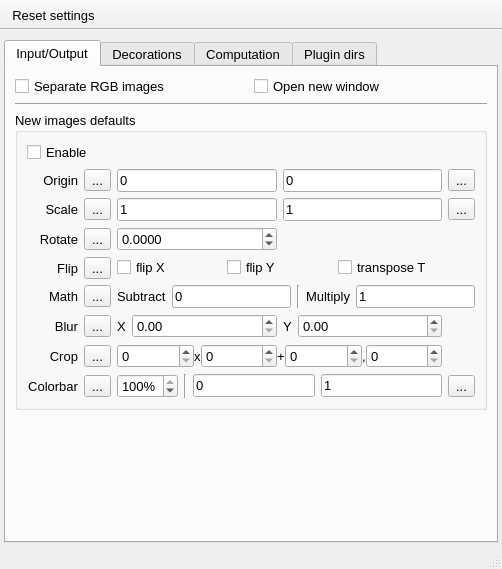
Above: UIs/nPreferences.ui from NeutrinoToolkit/Neutrino before the change. Below: the same form after it.
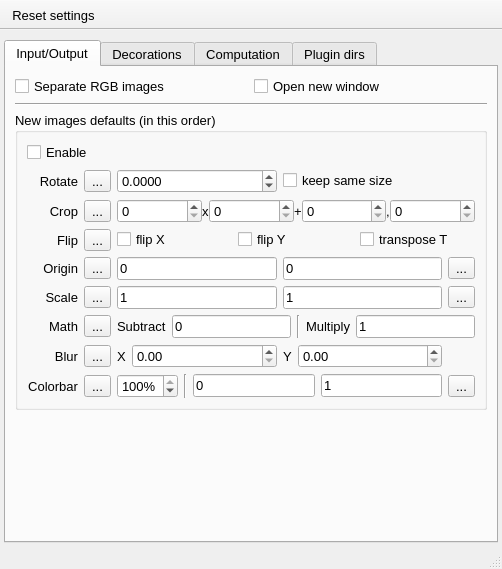
That is the form after the change. The open tabs and pages were chosen to show the change. Icons and pictures are not drawn.

Commit message: [Preferences] reorder operations for new files

Patch:
```diff
--- a/UIs/nPreferences.ui
+++ b/UIs/nPreferences.ui
@@ -38,7 +38,7 @@
     <item row="1" column="1">
      <widget class="QTabWidget" name="tabWidget">
       <property name="currentIndex">
-       <number>0</number>
+       <number>3</number>
       </property>
       <property name="neutrinoSave" stdset="0">
        <bool>true</bool>
@@ -101,339 +101,10 @@
         <item>
          <widget class="QGroupBox" name="groupBox">
           <property name="title">
-           <string>New images defaults</string>
+           <string>New images defaults (in this order)</string>
           </property>
           <layout class="QGridLayout" name="gridLayout" columnstretch="0,0,1,1,0">
-           <item row="0" column="0" colspan="2">
-            <widget class="QCheckBox" name="enableNewImageSettings">
-             <property name="text">
-              <string>Enable</string>
-             </property>
-             <property name="neutrinoSave" stdset="0">
-              <bool>true</bool>
-             </property>
-            </widget>
-           </item>
-           <item row="1" column="0">
-            <widget class="QLabel" name="label_8">
-             <property name="font">
-              <font>
-               <pointsize>10</pointsize>
-              </font>
-             </property>
-             <property name="text">
-              <string>Origin</string>
-             </property>
-             <property name="alignment">
-              <set>Qt::AlignRight|Qt::AlignTrailing|Qt::AlignVCenter</set>
-             </property>
-            </widget>
-           </item>
-           <item row="1" column="1">
-            <widget class="QToolButton" name="lockOrigin">
-             <property name="toolTip">
-              <string>lock origin for newly opened images</string>
-             </property>
-             <property name="text">
-              <string>...</string>
-             </property>
-             <property name="icon">
-              <iconset resource="../../build-neutrinoMaster-Brew-Debug/src/qrc/icons.qrc">
-               <normaloff>:/icons/lockOpen.png</normaloff>
-               <normalon>:/icons/lockClose.png</normalon>:/icons/lockOpen.png</iconset>
-             </property>
-             <property name="checkable">
-              <bool>true</bool>
-             </property>
-             <property name="neutrinoSave" stdset="0">
-              <bool>true</bool>
-             </property>
-            </widget>
-           </item>
-           <item row="1" column="2">
-            <widget class="QLineEdit" name="originX">
-             <property name="toolTip">
-              <string>origin x</string>
-             </property>
-             <property name="text">
-              <string>0</string>
-             </property>
-             <property name="neutrinoSave" stdset="0">
-              <bool>true</bool>
-             </property>
-            </widget>
-           </item>
-           <item row="1" column="3">
-            <widget class="QLineEdit" name="originY">
-             <property name="toolTip">
-              <string>origin y</string>
-             </property>
-             <property name="text">
-              <string>0</string>
-             </property>
-             <property name="neutrinoSave" stdset="0">
-              <bool>true</bool>
-             </property>
-            </widget>
-           </item>
-           <item row="1" column="4">
-            <widget class="QToolButton" name="getOrigin">
-             <property name="toolTip">
-              <string>get origin from current image</string>
-             </property>
-             <property name="text">
-              <string>...</string>
-             </property>
-             <property name="icon">
-              <iconset resource="../../build-neutrinoMaster-Brew-Debug/src/qrc/icons.qrc">
-               <normaloff>:/icons/autoRefresh.png</normaloff>:/icons/autoRefresh.png</iconset>
-             </property>
-            </widget>
-           </item>
-           <item row="2" column="0">
-            <widget class="QLabel" name="label_9">
-             <property name="font">
-              <font>
-               <pointsize>10</pointsize>
-              </font>
-             </property>
-             <property name="text">
-              <string>Scale</string>
-             </property>
-             <property name="alignment">
-              <set>Qt::AlignRight|Qt::AlignTrailing|Qt::AlignVCenter</set>
-             </property>
-            </widget>
-           </item>
-           <item row="2" column="1">
-            <widget class="QToolButton" name="lockScale">
-             <property name="toolTip">
-              <string>lock scale for newly opened images</string>
-             </property>
-             <property name="text">
-              <string>...</string>
-             </property>
-             <property name="icon">
-              <iconset resource="../../build-neutrinoMaster-Brew-Debug/src/qrc/icons.qrc">
-               <normaloff>:/icons/lockOpen.png</normaloff>
-               <normalon>:/icons/lockClose.png</normalon>:/icons/lockOpen.png</iconset>
-             </property>
-             <property name="checkable">
-              <bool>true</bool>
-             </property>
-             <property name="neutrinoSave" stdset="0">
-              <bool>true</bool>
-             </property>
-            </widget>
-           </item>
-           <item row="2" column="2">
-            <widget class="QLineEdit" name="scaleX">
-             <property name="toolTip">
-              <string>scale x</string>
-             </property>
-             <property name="text">
-              <string>1</string>
-             </property>
-             <property name="neutrinoSave" stdset="0">
-              <bool>true</bool>
-             </property>
-            </widget>
-           </item>
-           <item row="2" column="3">
-            <widget class="QLineEdit" name="scaleY">
-             <property name="toolTip">
-              <string>scale y</string>
-             </property>
-             <property name="text">
-              <string>1</string>
-             </property>
-             <property name="neutrinoSave" stdset="0">
-              <bool>true</bool>
-             </property>
-            </widget>
-           </item>
-           <item row="2" column="4">
-            <widget class="QToolButton" name="getScale">
-             <property name="toolTip">
-              <string>get scale from current image</string>
-             </property>
-             <property name="text">
-              <string>...</string>
-             </property>
-             <property name="icon">
-              <iconset resource="../../build-neutrinoMaster-Brew-Debug/src/qrc/icons.qrc">
-               <normaloff>:/icons/autoRefresh.png</normaloff>:/icons/autoRefresh.png</iconset>
-             </property>
-            </widget>
-           </item>
-           <item row="3" column="0">
-            <widget class="QLabel" name="label_rotate">
-             <property name="font">
-              <font>
-               <pointsize>10</pointsize>
-              </font>
-             </property>
-             <property name="text">
-              <string>Rotate</string>
-             </property>
-             <property name="alignment">
-              <set>Qt::AlignRight|Qt::AlignTrailing|Qt::AlignVCenter</set>
-             </property>
-            </widget>
-           </item>
-           <item row="3" column="1">
-            <widget class="QToolButton" name="lockRotate">
-             <property name="toolTip">
-              <string>lock rotate for newly opened images</string>
-             </property>
-             <property name="text">
-              <string>...</string>
-             </property>
-             <property name="icon">
-              <iconset resource="../../build-neutrinoMaster-Brew-Debug/src/qrc/icons.qrc">
-               <normaloff>:/icons/lockOpen.png</normaloff>
-               <normalon>:/icons/lockClose.png</normalon>:/icons/lockOpen.png</iconset>
-             </property>
-             <property name="checkable">
-              <bool>true</bool>
-             </property>
-             <property name="neutrinoSave" stdset="0">
-              <bool>true</bool>
-             </property>
-            </widget>
-           </item>
-           <item row="3" column="2">
-            <widget class="QDoubleSpinBox" name="rotate">
-             <property name="decimals">
-              <number>4</number>
-             </property>
-             <property name="minimum">
-              <double>-360.000000000000000</double>
-             </property>
-             <property name="maximum">
-              <double>360.000000000000000</double>
-             </property>
-             <property name="neutrinoSave" stdset="0">
-              <bool>true</bool>
-             </property>
-            </widget>
-           </item>
-           <item row="4" column="0">
-            <widget class="QLabel" name="label_flip">
-             <property name="font">
-              <font>
-               <pointsize>10</pointsize>
-              </font>
-             </property>
-             <property name="text">
-              <string>Flip</string>
-             </property>
-             <property name="alignment">
-              <set>Qt::AlignRight|Qt::AlignTrailing|Qt::AlignVCenter</set>
-             </property>
-            </widget>
-           </item>
-           <item row="4" column="1">
-            <widget class="QToolButton" name="lockFlip">
-             <property name="toolTip">
-              <string>lock filp/transpose forn newly opened images</string>
-             </property>
-             <property name="text">
-              <string>...</string>
-             </property>
-             <property name="icon">
-              <iconset resource="../../build-neutrinoMaster-Brew-Debug/src/qrc/icons.qrc">
-               <normaloff>:/icons/lockOpen.png</normaloff>
-               <normalon>:/icons/lockClose.png</normalon>:/icons/lockOpen.png</iconset>
-             </property>
-             <property name="checkable">
-              <bool>true</bool>
-             </property>
-             <property name="neutrinoSave" stdset="0">
-              <bool>true</bool>
-             </property>
-            </widget>
-           </item>
-           <item row="4" column="2" colspan="2">
-            <widget class="QWidget" name="widget_1" native="true">
-             <layout class="QHBoxLayout" name="horizontalLayout">
-              <property name="leftMargin">
-               <number>0</number>
-              </property>
-              <property name="topMargin">
-               <number>0</number>
-              </property>
-              <property name="rightMargin">
-               <number>0</number>
-              </property>
-              <property name="bottomMargin">
-               <number>0</number>
-              </property>
-              <item>
-               <widget class="QCheckBox" name="flipX">
-                <property name="text">
-                 <string>flip X</string>
-                </property>
-                <property name="neutrinoSave" stdset="0">
-                 <bool>true</bool>
-                </property>
-               </widget>
-              </item>
-              <item>
-               <widget class="QCheckBox" name="flipY">
-                <property name="text">
-                 <string>flip Y</string>
-                </property>
-                <property name="neutrinoSave" stdset="0">
-                 <bool>true</bool>
-                </property>
-               </widget>
-              </item>
-              <item>
-               <widget class="QCheckBox" name="transpose">
-                <property name="text">
-                 <string>transpose T</string>
-                </property>
-                <property name="neutrinoSave" stdset="0">
-                 <bool>true</bool>
-                </property>
-               </widget>
-              </item>
-             </layout>
-            </widget>
-           </item>
-           <item row="5" column="0">
-            <widget class="QLabel" name="label_7">
-             <property name="text">
-              <string>Math</string>
-             </property>
-             <property name="alignment">
-              <set>Qt::AlignRight|Qt::AlignTrailing|Qt::AlignVCenter</set>
-             </property>
-            </widget>
-           </item>
-           <item row="5" column="1">
-            <widget class="QToolButton" name="lockMath">
-             <property name="toolTip">
-              <string>lock scale forn newly opened images</string>
-             </property>
-             <property name="text">
-              <string>...</string>
-             </property>
-             <property name="icon">
-              <iconset resource="../../build-neutrinoMaster-Brew-Debug/src/qrc/icons.qrc">
-               <normaloff>:/icons/lockOpen.png</normaloff>
-               <normalon>:/icons/lockClose.png</normalon>:/icons/lockOpen.png</iconset>
-             </property>
-             <property name="checkable">
-              <bool>true</bool>
-             </property>
-             <property name="neutrinoSave" stdset="0">
-              <bool>true</bool>
-             </property>
-            </widget>
-           </item>
-           <item row="5" column="2" colspan="3">
+           <item row="8" column="2" colspan="3">
             <widget class="QWidget" name="widget_2" native="true">
              <layout class="QHBoxLayout" name="horizontalLayout_3">
               <property name="leftMargin">
@@ -492,26 +163,40 @@
              </layout>
             </widget>
            </item>
-           <item row="6" column="0">
-            <widget class="QLabel" name="label_14">
+           <item row="8" column="0">
+            <widget class="QLabel" name="label_7">
              <property name="text">
-              <string>Blur</string>
+              <string>Math</string>
              </property>
              <property name="alignment">
               <set>Qt::AlignRight|Qt::AlignTrailing|Qt::AlignVCenter</set>
              </property>
             </widget>
            </item>
-           <item row="6" column="1">
-            <widget class="QToolButton" name="lockBlur">
+           <item row="5" column="4">
+            <widget class="QToolButton" name="getScale">
              <property name="toolTip">
-              <string>lock blur for newly opened images</string>
+              <string>get scale from current image</string>
              </property>
              <property name="text">
               <string>...</string>
              </property>
              <property name="icon">
               <iconset resource="../../build-neutrinoMaster-Brew-Debug/src/qrc/icons.qrc">
+               <normaloff>:/icons/autoRefresh.png</normaloff>:/icons/autoRefresh.png</iconset>
+             </property>
+            </widget>
+           </item>
+           <item row="11" column="1">
+            <widget class="QToolButton" name="lockColors">
+             <property name="toolTip">
+              <string>lock colors for newly opened images</string>
+             </property>
+             <property name="text">
+              <string>...</string>
+             </property>
+             <property name="icon">
+              <iconset resource="../../build-neutrinoMaster-Brew-Debug/src/qrc/icons.qrc">
                <normaloff>:/icons/lockOpen.png</normaloff>
                <normalon>:/icons/lockClose.png</normalon>:/icons/lockOpen.png</iconset>
              </property>
@@ -523,69 +208,92 @@
              </property>
             </widget>
            </item>
-           <item row="6" column="2" colspan="2">
-            <widget class="QWidget" name="widget_7" native="true">
-             <layout class="QHBoxLayout" name="horizontalLayout_5" stretch="0,1,0,1">
-              <property name="leftMargin">
-               <number>0</number>
-              </property>
-              <property name="topMargin">
-               <number>0</number>
-              </property>
-              <property name="rightMargin">
-               <number>0</number>
-              </property>
-              <property name="bottomMargin">
-               <number>0</number>
-              </property>
-              <item>
-               <widget class="QLabel" name="label_16">
-                <property name="text">
-                 <string>X</string>
-                </property>
-               </widget>
-              </item>
-              <item>
-               <widget class="QDoubleSpinBox" name="blurX">
-                <property name="maximum">
-                 <double>999.990000000000009</double>
-                </property>
-                <property name="neutrinoSave" stdset="0">
-                 <bool>true</bool>
-                </property>
-               </widget>
-              </item>
-              <item>
-               <widget class="QLabel" name="label_17">
-                <property name="text">
-                 <string>Y</string>
-                </property>
-               </widget>
-              </item>
-              <item>
-               <widget class="QDoubleSpinBox" name="blurY">
-                <property name="maximum">
-                 <double>999.000000000000000</double>
-                </property>
-                <property name="neutrinoSave" stdset="0">
-                 <bool>true</bool>
-                </property>
-               </widget>
-              </item>
-             </layout>
-            </widget>
-           </item>
-           <item row="7" column="0">
-            <widget class="QLabel" name="label_15">
+           <item row="5" column="0">
+            <widget class="QLabel" name="label_9">
+             <property name="font">
+              <font>
+               <pointsize>10</pointsize>
+              </font>
+             </property>
              <property name="text">
-              <string>Crop</string>
+              <string>Scale</string>
              </property>
              <property name="alignment">
               <set>Qt::AlignRight|Qt::AlignTrailing|Qt::AlignVCenter</set>
              </property>
             </widget>
            </item>
-           <item row="7" column="1">
+           <item row="4" column="2">
+            <widget class="QLineEdit" name="originX">
+             <property name="toolTip">
+              <string>origin x</string>
+             </property>
+             <property name="text">
+              <string>0</string>
+             </property>
+             <property name="neutrinoSave" stdset="0">
+              <bool>true</bool>
+             </property>
+            </widget>
+           </item>
+           <item row="0" column="0" colspan="2">
+            <widget class="QCheckBox" name="enableNewImageSettings">
+             <property name="text">
+              <string>Enable</string>
+             </property>
+             <property name="neutrinoSave" stdset="0">
+              <bool>true</bool>
+             </property>
+            </widget>
+           </item>
+           <item row="5" column="3">
+            <widget class="QLineEdit" name="scaleY">
+             <property name="toolTip">
+              <string>scale y</string>
+             </property>
+             <property name="text">
+              <string>1</string>
+             </property>
+             <property name="neutrinoSave" stdset="0">
+              <bool>true</bool>
+             </property>
+            </widget>
+           </item>
+           <item row="1" column="1">
+            <widget class="QToolButton" name="lockRotate">
+             <property name="toolTip">
+              <string>lock rotate for newly opened images</string>
+             </property>
+             <property name="text">
+              <string>...</string>
+             </property>
+             <property name="icon">
+              <iconset resource="../../build-neutrinoMaster-Brew-Debug/src/qrc/icons.qrc">
+               <normaloff>:/icons/lockOpen.png</normaloff>
+               <normalon>:/icons/lockClose.png</normalon>:/icons/lockOpen.png</iconset>
+             </property>
+             <property name="checkable">
+              <bool>true</bool>
+             </property>
+             <property name="neutrinoSave" stdset="0">
+              <bool>true</bool>
+             </property>
+            </widget>
+           </item>
+           <item row="5" column="2">
+            <widget class="QLineEdit" name="scaleX">
+             <property name="toolTip">
+              <string>scale x</string>
+             </property>
+             <property name="text">
+              <string>1</string>
+             </property>
+             <property name="neutrinoSave" stdset="0">
+              <bool>true</bool>
+             </property>
+            </widget>
+           </item>
+           <item row="2" column="1">
             <widget class="QToolButton" name="lockCrop">
              <property name="toolTip">
               <string>lock crop for newly opened images</string>
@@ -606,7 +314,38 @@
              </property>
             </widget>
            </item>
-           <item row="7" column="2" colspan="2">
+           <item row="8" column="1">
+            <widget class="QToolButton" name="lockMath">
+             <property name="toolTip">
+              <string>lock scale forn newly opened images</string>
+             </property>
+             <property name="text">
+              <string>...</string>
+             </property>
+             <property name="icon">
+              <iconset resource="../../build-neutrinoMaster-Brew-Debug/src/qrc/icons.qrc">
+               <normaloff>:/icons/lockOpen.png</normaloff>
+               <normalon>:/icons/lockClose.png</normalon>:/icons/lockOpen.png</iconset>
+             </property>
+             <property name="checkable">
+              <bool>true</bool>
+             </property>
+             <property name="neutrinoSave" stdset="0">
+              <bool>true</bool>
+             </property>
+            </widget>
+           </item>
+           <item row="9" column="0">
+            <widget class="QLabel" name="label_14">
+             <property name="text">
+              <string>Blur</string>
+             </property>
+             <property name="alignment">
+              <set>Qt::AlignRight|Qt::AlignTrailing|Qt::AlignVCenter</set>
+             </property>
+            </widget>
+           </item>
+           <item row="2" column="2" colspan="3">
             <widget class="QWidget" name="widget_8" native="true">
              <layout class="QHBoxLayout" name="horizontalLayout_6" stretch="1,0,1,0,1,0,1">
               <property name="spacing">
@@ -688,7 +427,164 @@
              </layout>
             </widget>
            </item>
-           <item row="8" column="0">
+           <item row="1" column="0">
+            <widget class="QLabel" name="label_rotate">
+             <property name="font">
+              <font>
+               <pointsize>10</pointsize>
+              </font>
+             </property>
+             <property name="text">
+              <string>Rotate</string>
+             </property>
+             <property name="alignment">
+              <set>Qt::AlignRight|Qt::AlignTrailing|Qt::AlignVCenter</set>
+             </property>
+            </widget>
+           </item>
+           <item row="2" column="0">
+            <widget class="QLabel" name="label_15">
+             <property name="text">
+              <string>Crop</string>
+             </property>
+             <property name="alignment">
+              <set>Qt::AlignRight|Qt::AlignTrailing|Qt::AlignVCenter</set>
+             </property>
+            </widget>
+           </item>
+           <item row="1" column="3">
+            <widget class="QCheckBox" name="rotateSameSize">
+             <property name="text">
+              <string>keep same size</string>
+             </property>
+             <property name="neutrinoSave" stdset="0">
+              <bool>true</bool>
+             </property>
+            </widget>
+           </item>
+           <item row="9" column="2" colspan="2">
+            <widget class="QWidget" name="widget_7" native="true">
+             <layout class="QHBoxLayout" name="horizontalLayout_5" stretch="0,1,0,1">
+              <property name="leftMargin">
+               <number>0</number>
+              </property>
+              <property name="topMargin">
+               <number>0</number>
+              </property>
+              <property name="rightMargin">
+               <number>0</number>
+              </property>
+              <property name="bottomMargin">
+               <number>0</number>
+              </property>
+              <item>
+               <widget class="QLabel" name="label_16">
+                <property name="text">
+                 <string>X</string>
+                </property>
+               </widget>
+              </item>
+              <item>
+               <widget class="QDoubleSpinBox" name="blurX">
+                <property name="maximum">
+                 <double>999.990000000000009</double>
+                </property>
+                <property name="neutrinoSave" stdset="0">
+                 <bool>true</bool>
+                </property>
+               </widget>
+              </item>
+              <item>
+               <widget class="QLabel" name="label_17">
+                <property name="text">
+                 <string>Y</string>
+                </property>
+               </widget>
+              </item>
+              <item>
+               <widget class="QDoubleSpinBox" name="blurY">
+                <property name="maximum">
+                 <double>999.000000000000000</double>
+                </property>
+                <property name="neutrinoSave" stdset="0">
+                 <bool>true</bool>
+                </property>
+               </widget>
+              </item>
+             </layout>
+            </widget>
+           </item>
+           <item row="4" column="0">
+            <widget class="QLabel" name="label_8">
+             <property name="font">
+              <font>
+               <pointsize>10</pointsize>
+              </font>
+             </property>
+             <property name="text">
+              <string>Origin</string>
+             </property>
+             <property name="alignment">
+              <set>Qt::AlignRight|Qt::AlignTrailing|Qt::AlignVCenter</set>
+             </property>
+            </widget>
+           </item>
+           <item row="5" column="1">
+            <widget class="QToolButton" name="lockScale">
+             <property name="toolTip">
+              <string>lock scale for newly opened images</string>
+             </property>
+             <property name="text">
+              <string>...</string>
+             </property>
+             <property name="icon">
+              <iconset resource="../../build-neutrinoMaster-Brew-Debug/src/qrc/icons.qrc">
+               <normaloff>:/icons/lockOpen.png</normaloff>
+               <normalon>:/icons/lockClose.png</normalon>:/icons/lockOpen.png</iconset>
+             </property>
+             <property name="checkable">
+              <bool>true</bool>
+             </property>
+             <property name="neutrinoSave" stdset="0">
+              <bool>true</bool>
+             </property>
+            </widget>
+           </item>
+           <item row="4" column="1">
+            <widget class="QToolButton" name="lockOrigin">
+             <property name="toolTip">
+              <string>lock origin for newly opened images</string>
+             </property>
+             <property name="text">
+              <string>...</string>
+             </property>
+             <property name="icon">
+              <iconset resource="../../build-neutrinoMaster-Brew-Debug/src/qrc/icons.qrc">
+               <normaloff>:/icons/lockOpen.png</normaloff>
+               <normalon>:/icons/lockClose.png</normalon>:/icons/lockOpen.png</iconset>
+             </property>
+             <property name="checkable">
+              <bool>true</bool>
+             </property>
+             <property name="neutrinoSave" stdset="0">
+              <bool>true</bool>
+             </property>
+            </widget>
+           </item>
+           <item row="4" column="3">
+            <widget class="QLineEdit" name="originY">
+             <property name="toolTip">
+              <string>origin y</string>
+             </property>
+             <property name="text">
+              <string>0</string>
+             </property>
+             <property name="neutrinoSave" stdset="0">
+              <bool>true</bool>
+             </property>
+            </widget>
+           </item>
+           <item row="11" column="0">
             <widget class="QLabel" name="label_21">
              <property name="text">
               <string>Colorbar</string>
@@ -698,28 +594,7 @@
              </property>
             </widget>
            </item>
-           <item row="8" column="1">
-            <widget class="QToolButton" name="lockColors">
-             <property name="toolTip">
-              <string>lock colors for newly opened images</string>
-             </property>
-             <property name="text">
-              <string>...</string>
-             </property>
-             <property name="icon">
-              <iconset resource="../../build-neutrinoMaster-Brew-Debug/src/qrc/icons.qrc">
-               <normaloff>:/icons/lockOpen.png</normaloff>
-               <normalon>:/icons/lockClose.png</normalon>:/icons/lockOpen.png</iconset>
-             </property>
-             <property name="checkable">
-              <bool>true</bool>
-             </property>
-             <property name="neutrinoSave" stdset="0">
-              <bool>true</bool>
-             </property>
-            </widget>
-           </item>
-           <item row="8" column="2" colspan="3">
+           <item row="11" column="2" colspan="3">
             <widget class="QWidget" name="widget_10" native="true">
              <layout class="QHBoxLayout" name="horizontalLayout_8" stretch="0,0,1,1,0">
               <property name="leftMargin">
@@ -803,6 +678,141 @@
              </layout>
             </widget>
            </item>
+           <item row="4" column="4">
+            <widget class="QToolButton" name="getOrigin">
+             <property name="toolTip">
+              <string>get origin from current image</string>
+             </property>
+             <property name="text">
+              <string>...</string>
+             </property>
+             <property name="icon">
+              <iconset resource="../../build-neutrinoMaster-Brew-Debug/src/qrc/icons.qrc">
+               <normaloff>:/icons/autoRefresh.png</normaloff>:/icons/autoRefresh.png</iconset>
+             </property>
+            </widget>
+           </item>
+           <item row="1" column="2">
+            <widget class="QDoubleSpinBox" name="rotate">
+             <property name="decimals">
+              <number>4</number>
+             </property>
+             <property name="minimum">
+              <double>-360.000000000000000</double>
+             </property>
+             <property name="maximum">
+              <double>360.000000000000000</double>
+             </property>
+             <property name="neutrinoSave" stdset="0">
+              <bool>true</bool>
+             </property>
+            </widget>
+           </item>
+           <item row="9" column="1">
+            <widget class="QToolButton" name="lockBlur">
+             <property name="toolTip">
+              <string>lock blur for newly opened images</string>
+             </property>
+             <property name="text">
+              <string>...</string>
+             </property>
+             <property name="icon">
+              <iconset resource="../../build-neutrinoMaster-Brew-Debug/src/qrc/icons.qrc">
+               <normaloff>:/icons/lockOpen.png</normaloff>
+               <normalon>:/icons/lockClose.png</normalon>:/icons/lockOpen.png</iconset>
+             </property>
+             <property name="checkable">
+              <bool>true</bool>
+             </property>
+             <property name="neutrinoSave" stdset="0">
+              <bool>true</bool>
+             </property>
+            </widget>
+           </item>
+           <item row="3" column="1">
+            <widget class="QToolButton" name="lockFlip">
+             <property name="toolTip">
+              <string>lock filp/transpose forn newly opened images</string>
+             </property>
+             <property name="text">
+              <string>...</string>
+             </property>
+             <property name="icon">
+              <iconset resource="../../build-neutrinoMaster-Brew-Debug/src/qrc/icons.qrc">
+               <normaloff>:/icons/lockOpen.png</normaloff>
+               <normalon>:/icons/lockClose.png</normalon>:/icons/lockOpen.png</iconset>
+             </property>
+             <property name="checkable">
+              <bool>true</bool>
+             </property>
+             <property name="neutrinoSave" stdset="0">
+              <bool>true</bool>
+             </property>
+            </widget>
+           </item>
+           <item row="3" column="0">
+            <widget class="QLabel" name="label_flip">
+             <property name="font">
+              <font>
+               <pointsize>10</pointsize>
+              </font>
+             </property>
+             <property name="text">
+              <string>Flip</string>
+             </property>
+             <property name="alignment">
+              <set>Qt::AlignRight|Qt::AlignTrailing|Qt::AlignVCenter</set>
+             </property>
+            </widget>
+           </item>
+           <item row="3" column="2" colspan="3">
+            <widget class="QWidget" name="widget_1" native="true">
+             <layout class="QHBoxLayout" name="horizontalLayout">
+              <property name="leftMargin">
+               <number>0</number>
+              </property>
+              <property name="topMargin">
+               <number>0</number>
+              </property>
+              <property name="rightMargin">
+               <number>0</number>
+              </property>
+              <property name="bottomMargin">
+               <number>0</number>
+              </property>
+              <item>
+               <widget class="QCheckBox" name="flipX">
+                <property name="text">
+                 <string>flip X</string>
+                </property>
+                <property name="neutrinoSave" stdset="0">
+                 <bool>true</bool>
+                </property>
+               </widget>
+              </item>
+              <item>
+               <widget class="QCheckBox" name="flipY">
+                <property name="text">
+                 <string>flip Y</string>
+                </property>
+                <property name="neutrinoSave" stdset="0">
+                 <bool>true</bool>
+                </property>
+               </widget>
+              </item>
+              <item>
+               <widget class="QCheckBox" name="transpose">
+                <property name="text">
+                 <string>transpose T</string>
+                </property>
+                <property name="neutrinoSave" stdset="0">
+                 <bool>true</bool>
+                </property>
+               </widget>
+              </item>
+             </layout>
+            </widget>
+           </item>
           </layout>
          </widget>
         </item>
```
Left out of the diff: 30 changed lines with no effect on the pictures. The commit also changes 2 other files.
